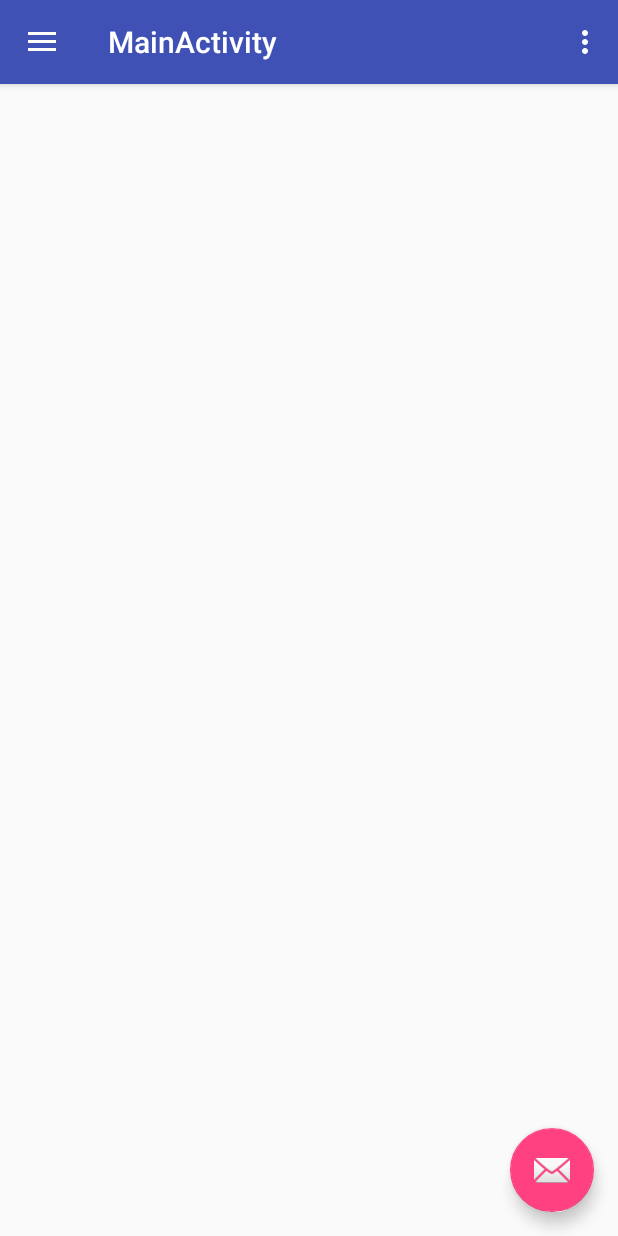
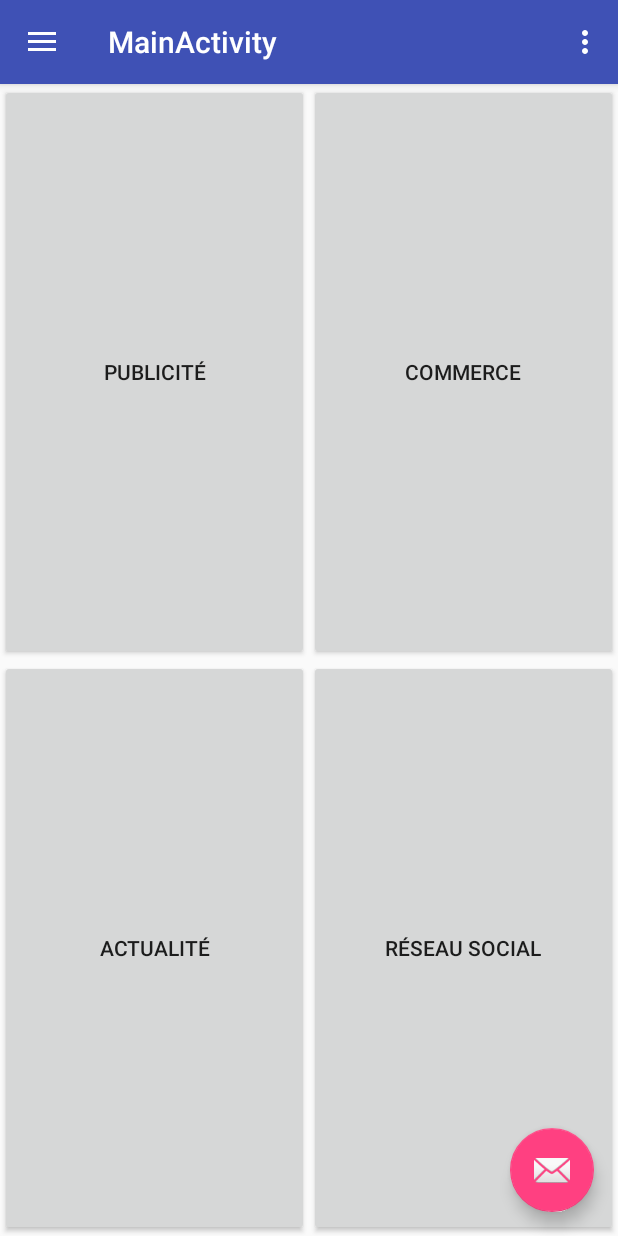
Before and after one commit to ThibautE/smartCity, an Android app: the MainActivity screen opened directly, with no data from a screen before it, in the side drawer, after a tap on "Gallery", on a phone screen of 412 x 824 dp. Run offline under Robolectric (Android 15) with nearby library versions, the phone set to English and light mode, and no system bars.

Commit message:
responsive design + activity

```diff
--- a/app/build.gradle
+++ b/app/build.gradle
@@ -9,6 +9,7 @@ android {
         versionCode 1
         versionName "1.0"
         testInstrumentationRunner "android.support.test.runner.AndroidJUnitRunner"
+        vectorDrawables.useSupportLibrary = true
     }
     buildTypes {
         release {
@@ -23,7 +24,10 @@ dependencies {
     implementation 'com.android.support:appcompat-v7:26.1.0'
     implementation 'com.android.support:design:26.1.0'
     implementation 'com.android.support.constraint:constraint-layout:1.0.2'
+    implementation 'com.android.support:support-vector-drawable:26.1.0'
     testImplementation 'junit:junit:4.12'
     androidTestImplementation 'com.android.support.test:runner:1.0.1'
     androidTestImplementation 'com.android.support.test.espresso:espresso-core:3.0.1'
+    implementation 'com.android.support:gridlayout-v7:26.1.0'
+    implementation 'com.android.support:cardview-v7:26.1.0'
 }
--- /dev/null
+++ b/app/src/main/java/com/example/thibaut/smartcity/CommerceActivity.java
@@ -0,0 +1,44 @@
+package com.example.thibaut.smartcity;
+
+import android.os.Bundle;
+import android.support.annotation.NonNull;
+import android.support.design.widget.BottomNavigationView;
+import android.support.v7.app.AppCompatActivity;
+import android.view.MenuItem;
+import android.widget.TextView;
+
+public class CommerceActivity extends AppCompatActivity {
+
+    private TextView mTextMessage;
+
+    private BottomNavigationView.OnNavigationItemSelectedListener mOnNavigationItemSelectedListener
+            = new BottomNavigationView.OnNavigationItemSelectedListener() {
+
+        @Override
+        public boolean onNavigationItemSelected(@NonNull MenuItem item) {
+            switch (item.getItemId()) {
+                case R.id.navigation_home:
+                    mTextMessage.setText(R.string.title_home);
+                    return true;
+                case R.id.navigation_dashboard:
+                    mTextMessage.setText(R.string.title_dashboard);
+                    return true;
+                case R.id.navigation_notifications:
+                    mTextMessage.setText(R.string.title_notifications);
+                    return true;
+            }
+            return false;
+        }
+    };
+
+    @Override
+    protected void onCreate(Bundle savedInstanceState) {
+        super.onCreate(savedInstanceState);
+        setContentView(R.layout.activity_commerce);
+
+        mTextMessage = (TextView) findViewById(R.id.message);
+        BottomNavigationView navigation = (BottomNavigationView) findViewById(R.id.navigation);
+        navigation.setOnNavigationItemSelectedListener(mOnNavigationItemSelectedListener);
+    }
+
+}
--- a/app/src/main/java/com/example/thibaut/smartcity/MainActivity.java
+++ b/app/src/main/java/com/example/thibaut/smartcity/MainActivity.java
@@ -1,5 +1,6 @@
 package com.example.thibaut.smartcity;
 
+import android.content.Intent;
 import android.os.Bundle;
 import android.support.design.widget.FloatingActionButton;
 import android.support.design.widget.Snackbar;
@@ -98,4 +99,24 @@ public class MainActivity extends AppCompatActivity
         drawer.closeDrawer(GravityCompat.START);
         return true;
     }
+
+    public void goToPubActivity(View view){
+        Intent intent = new Intent(this, PubActivity.class);
+        startActivity(intent);
+    }
+
+    public void goToNewsActivity(View view){
+        Intent intent = new Intent(this, NewsActivity.class);
+        startActivity(intent);
+    }
+
+    public void goToCommerceActivity(View view){
+        Intent intent = new Intent(this, CommerceActivity.class);
+        startActivity(intent);
+    }
+
+    public void goToSocialActivity(View view){
+        Intent intent = new Intent(this, SocialActivity.class);
+        startActivity(intent);
+    }
 }
--- a/app/src/main/res/layout/content_main.xml
+++ b/app/src/main/res/layout/content_main.xml
@@ -8,4 +8,65 @@
     tools:context="com.example.thibaut.smartcity.MainActivity"
     tools:showIn="@layout/app_bar_main">
 
+    <LinearLayout
+        android:layout_width="match_parent"
+        android:layout_height="match_parent"
+        android:orientation="vertical">
+
+        <LinearLayout
+            android:layout_width="match_parent"
+            android:layout_height="match_parent"
+            android:layout_weight="1"
+            android:orientation="horizontal">
+
+            <Button
+                android:id="@+id/pub"
+                android:layout_width="match_parent"
+                android:layout_height="match_parent"
+                android:layout_weight="1"
+                android:onClick="goToPubActivity"
+                android:text="Publicité"
+                tools:layout_editor_absoluteX="218dp"
+                tools:layout_editor_absoluteY="348dp" />
+
+            <Button
+                android:id="@+id/commerce"
+                android:layout_width="match_parent"
+                android:layout_height="match_parent"
+                android:layout_weight="1"
+                android:onClick="goToCommerceActivity"
+                android:text="Commerce"
+                tools:layout_editor_absoluteX="26dp"
+                tools:layout_editor_absoluteY="348dp" />
+        </LinearLayout>
+
+        <LinearLayout
+            android:layout_width="match_parent"
+            android:layout_height="match_parent"
+            android:layout_weight="1"
+            android:orientation="horizontal">
+
+            <Button
+                android:id="@+id/news"
+                android:layout_width="match_parent"
+                android:layout_height="match_parent"
+                android:layout_weight="1"
+                android:onClick="goToNewsActivity"
+                android:text="Actualité"
+                tools:layout_editor_absoluteX="26dp"
+                tools:layout_editor_absoluteY="112dp" />
+
+            <Button
+                android:id="@+id/social"
+                android:layout_width="match_parent"
+                android:layout_height="match_parent"
+                android:layout_weight="1"
+                android:onClick="goToSocialActivity"
+                android:text="Réseau social"
+                tools:layout_editor_absoluteX="214dp"
+                tools:layout_editor_absoluteY="111dp" />
+        </LinearLayout>
+
+    </LinearLayout>
+
 </android.support.constraint.ConstraintLayout>
--- a/app/src/main/res/values/strings.xml
+++ b/app/src/main/res/values/strings.xml
@@ -19,4 +19,11 @@
     <string name="navigation_drawer_close">Close navigation drawer</string>
 
     <string name="action_settings">Settings</string>
+    <string name="title_activity_news">NewsActivity</string>
+    <string name="title_home">Home</string>
+    <string name="title_dashboard">Dashboard</string>
+    <string name="title_notifications">Notifications</string>
+    <string name="title_activity_social">SocialActivity</string>
+    <string name="title_activity_commerce">CommerceActivity</string>
+    <string name="title_activity_pub">PubActivity</string>
 </resources>
```
Also changed, not shown: app/src/main/AndroidManifest.xml (+33 -1 lines), app/src/main/java/com/example/thibaut/smartcity/NewsActivity.java (added, +44 -0 lines), app/src/main/java/com/example/thibaut/smartcity/PubActivity.java (added, +44 -0 lines), app/src/main/java/com/example/thibaut/smartcity/SocialActivity.java (added, +44 -0 lines), app/src/main/res/drawable/ic_dashboard_black_24dp.xml (added, +9 -0 lines), app/src/main/res/drawable/ic_home_black_24dp.xml (added, +9 -0 lines), app/src/main/res/drawable/ic_notifications_black_24dp.xml (added, +9 -0 lines), app/src/main/res/layout/activity_commerce.xml (added, +33 -0 lines), app/src/main/res/layout/activity_news.xml (added, +33 -0 lines), app/src/main/res/layout/activity_pub.xml (added, +33 -0 lines), app/src/main/res/layout/activity_social.xml (added, +33 -0 lines), app/src/main/res/menu/navigation.xml (added, +19 -0 lines).
